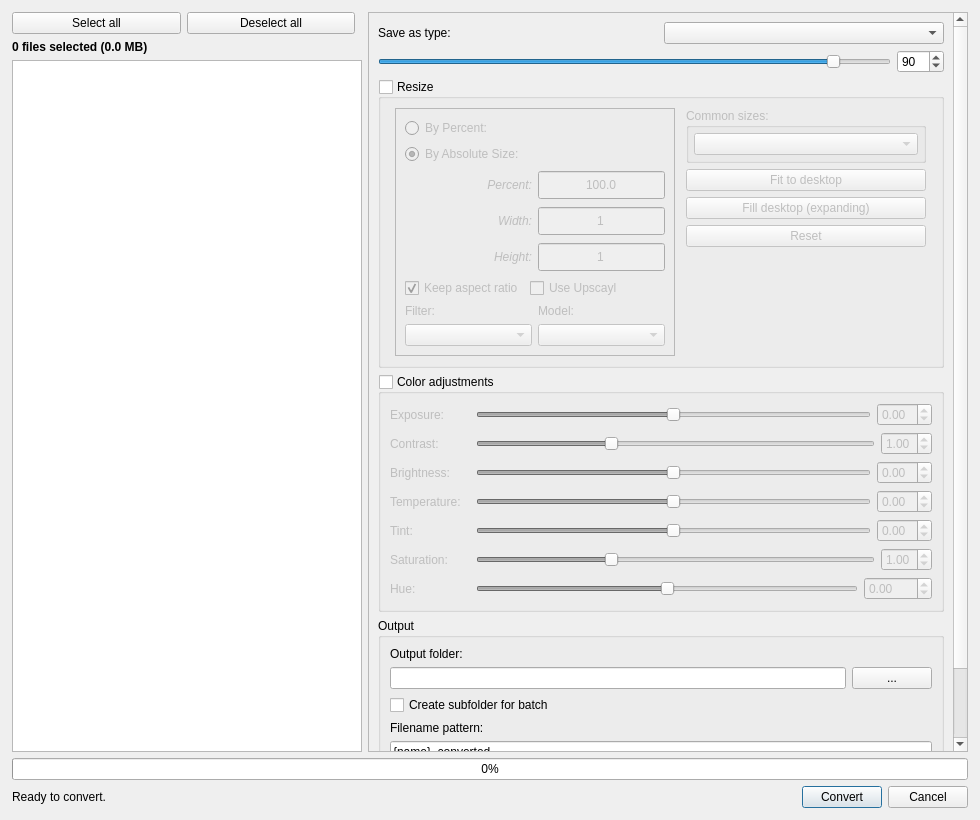
Before: the Qt Designer form qimgv/gui/dialogs/batchconverterdialog.ui in hadoooooouken/qimgv-plus, drawn with Qt 5.
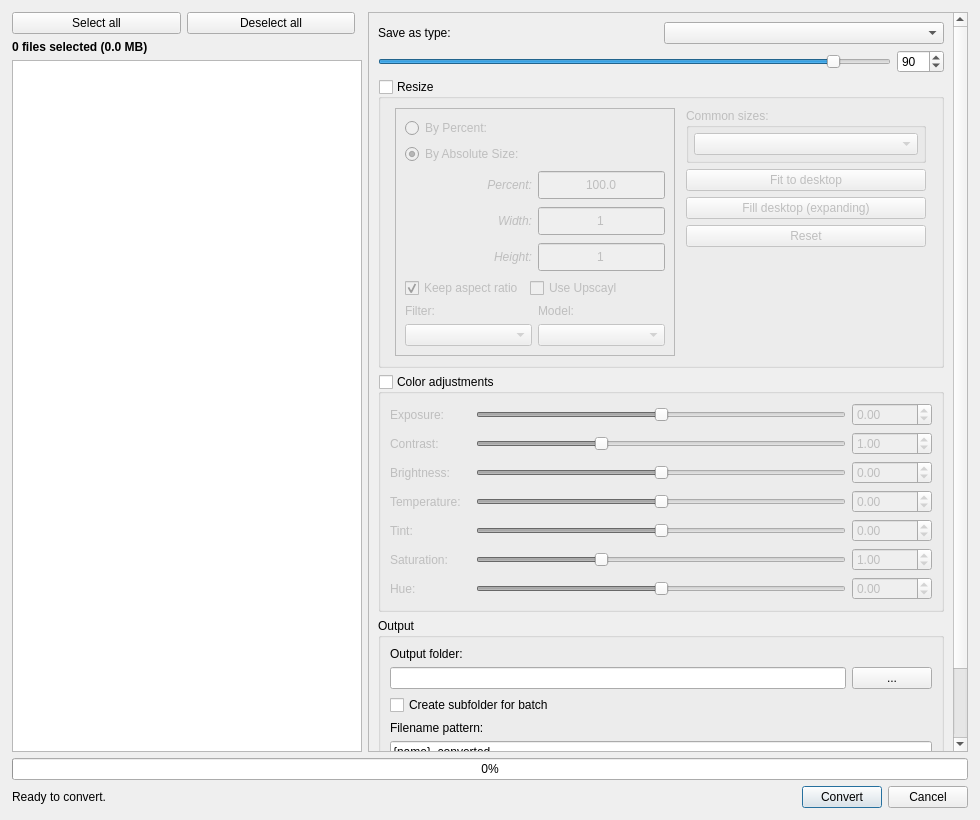
After: the same form once the commit is applied.

```diff
--- a/qimgv/gui/dialogs/batchconverterdialog.ui
+++ b/qimgv/gui/dialogs/batchconverterdialog.ui
@@ -655,6 +655,18 @@
               </item>
               <item>
                <widget class="QDoubleSpinBox" name="exposureSpinBox">
+                <property name="minimumSize">
+                 <size>
+                  <width>80</width>
+                  <height>0</height>
+                 </size>
+                </property>
+                <property name="maximumSize">
+                 <size>
+                  <width>80</width>
+                  <height>16777215</height>
+                 </size>
+                </property>
                 <property name="minimum">
                  <double>-2.000000000000000</double>
                 </property>
@@ -701,6 +713,18 @@
               </item>
               <item>
                <widget class="QDoubleSpinBox" name="contrastSpinBox">
+                <property name="minimumSize">
+                 <size>
+                  <width>80</width>
+                  <height>0</height>
+                 </size>
+                </property>
+                <property name="maximumSize">
+                 <size>
+                  <width>80</width>
+                  <height>16777215</height>
+                 </size>
+                </property>
                 <property name="maximum">
                  <double>3.000000000000000</double>
                 </property>
@@ -747,6 +771,18 @@
               </item>
               <item>
                <widget class="QDoubleSpinBox" name="brightnessSpinBox">
+                <property name="minimumSize">
+                 <size>
+                  <width>80</width>
+                  <height>0</height>
+                 </size>
+                </property>
+                <property name="maximumSize">
+                 <size>
+                  <width>80</width>
+                  <height>16777215</height>
+                 </size>
+                </property>
                 <property name="minimum">
                  <double>-1.000000000000000</double>
                 </property>
@@ -793,6 +829,18 @@
               </item>
               <item>
                <widget class="QDoubleSpinBox" name="tempSpinBox">
+                <property name="minimumSize">
+                 <size>
+                  <width>80</width>
+                  <height>0</height>
+                 </size>
+                </property>
+                <property name="maximumSize">
+                 <size>
+                  <width>80</width>
+                  <height>16777215</height>
+                 </size>
+                </property>
                 <property name="minimum">
                  <double>-1.000000000000000</double>
                 </property>
@@ -839,6 +887,18 @@
               </item>
               <item>
                <widget class="QDoubleSpinBox" name="tintSpinBox">
+                <property name="minimumSize">
+                 <size>
+                  <width>80</width>
+                  <height>0</height>
+                 </size>
+                </property>
+                <property name="maximumSize">
+                 <size>
+                  <width>80</width>
+                  <height>16777215</height>
+                 </size>
+                </property>
                 <property name="minimum">
                  <double>-1.000000000000000</double>
                 </property>
@@ -885,6 +945,18 @@
               </item>
               <item>
                <widget class="QDoubleSpinBox" name="saturationSpinBox">
+                <property name="minimumSize">
+                 <size>
+                  <width>80</width>
+                  <height>0</height>
+                 </size>
+                </property>
+                <property name="maximumSize">
+                 <size>
+                  <width>80</width>
+                  <height>16777215</height>
+                 </size>
+                </property>
                 <property name="maximum">
                  <double>3.000000000000000</double>
                 </property>
@@ -931,6 +1003,18 @@
               </item>
               <item>
                <widget class="QDoubleSpinBox" name="hueSpinBox">
+                <property name="minimumSize">
+                 <size>
+                  <width>80</width>
+                  <height>0</height>
+                 </size>
+                </property>
+                <property name="maximumSize">
+                 <size>
+                  <width>80</width>
+                  <height>16777215</height>
+                 </size>
+                </property>
                 <property name="minimum">
                  <double>-180.000000000000000</double>
                 </property>
```
